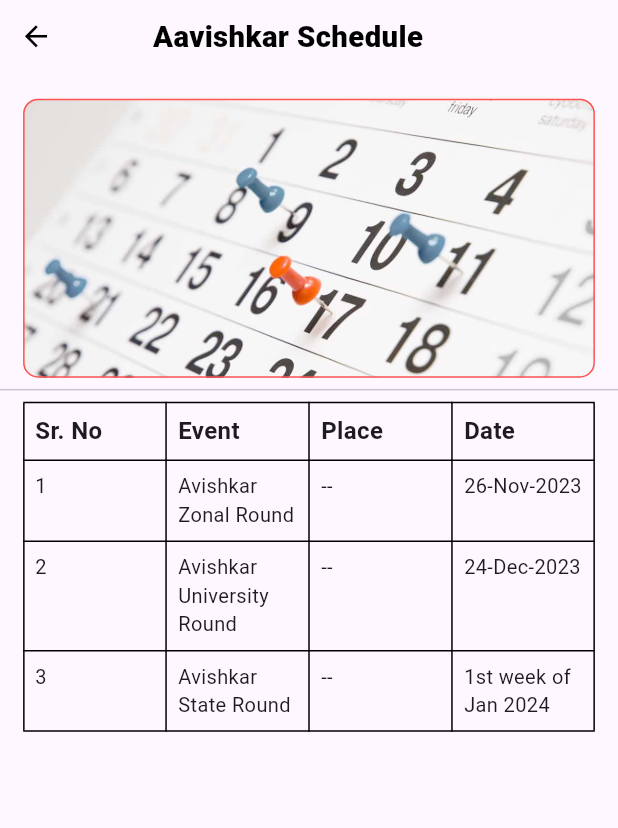
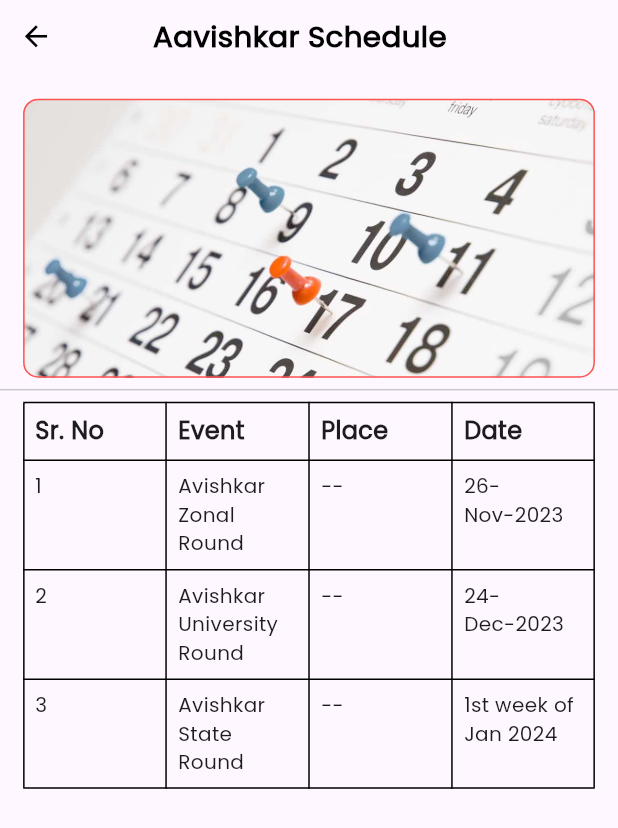
Before and after one commit to abhishek2355/Avishkar_project, a Flutter app: the screen it shows once a user with an empty profile is signed in, after a tap on "Avishakar Schedule", on a phone screen of 412 x 824 dp. Shown: the top 828 px of the screen. Run offline on Flutter 3.47's test engine with Material 3 defaults, Android fonts, the phone set to English and light mode, and no system bars; our stand-ins replace cloud_firestore, email_validator, firebase_auth, firebase_core, firebase_storage, flutter_screenutil and 4 more; missing offline and left inert: flutter_flushbar; accounts and stored records are empty; network calls fail.

Commit message:
Solve the judge screen issues, update the UI. (#46)
Co-authored-by: abhishekraut2355 <abhi@shullabs.com>

```diff
--- a/lib/Screen/Evaluation/widget/slider_parameter.dart
+++ b/lib/Screen/Evaluation/widget/slider_parameter.dart
@@ -46,7 +46,7 @@ class _ParameterWidgetState extends State<ParameterWidget> {
           ),
 
           Slider(
-            activeColor: Colors.teal[800],
+            activeColor: const Color(0xFF8e3de2),
             value: _rating,
             onChanged: (value) {
               setState(() {
--- a/lib/Screen/Home/widget/home.dart
+++ b/lib/Screen/Home/widget/home.dart
@@ -91,7 +91,7 @@ class _HomeScreenState extends State<HomeScreen> {
                         // Email of the logedIn user.
                         Text(
                           user!.email.toString(),
-                          style: TextStyle(fontSize: screenHeight * app_heights.height20, fontWeight: FontWeight.bold),
+                          style: TextStyle(fontFamily: "AppFont",fontSize: screenHeight * app_heights.height20, fontWeight: FontWeight.bold),
                           maxLines: 1,
                         ),
                         // Icons for logout the user.
@@ -135,7 +135,7 @@ class _HomeScreenState extends State<HomeScreen> {
                                 Align(
                                   alignment: Alignment.topCenter,
                                   child: Text("Aavishkar 2023-24",
-                                    style: TextStyle(
+                                    style: TextStyle(fontFamily: "AppFont",
                                       fontSize: screenHeight * app_heights.height25,
                                       fontWeight: FontWeight.w900,
                                     ),
@@ -172,7 +172,7 @@ class _HomeScreenState extends State<HomeScreen> {
                                             children: [
                                               Text(
                                                 "With the view of promoting research among the students, the then Hon'ble Governor of Maharashtra and the Chancellor of the Universities in the State of Maharashtra initiated Aavishkar.",
-                                                style: TextStyle(
+                                                style: TextStyle(fontFamily: "AppFont",
                                                   fontSize: screenHeight * app_heights.height16,
                                                   fontWeight: FontWeight.w500,
                                                 ),
@@ -211,7 +211,7 @@ class _HomeScreenState extends State<HomeScreen> {
                           ),
                           child: Text(
                             "View Your Information",
-                            style: TextStyle(
+                            style: TextStyle(fontFamily: "AppFont",
                               fontSize: screenHeight * app_heights.height22,
                               color: Colors.white
                             ),
@@ -235,7 +235,7 @@ class _HomeScreenState extends State<HomeScreen> {
                               ),
                               child: Text(
                                 "Register your Project",
-                                style: TextStyle(
+                                style: TextStyle(fontFamily: "AppFont",
                                   fontSize: screenHeight * app_heights.height22,
                                   color: Colors.white,
                                 ),
--- a/lib/Screen/Home/widget/judge_home_page.dart
+++ b/lib/Screen/Home/widget/judge_home_page.dart
@@ -54,7 +54,7 @@ class _JudgeHomePageState extends State<JudgeHomePage> {
                   // AppBar of Admin Home screen.
                   Container(
                     height: screenHeight * app_heights.height66,
-                    color: Colors.teal[800],
+                    color:  const Color(0xFF212121),
                     child: Padding(
                       padding: EdgeInsets.symmetric(horizontal: screenWidth * app_widths.width16),
                       child: Row(
--- a/lib/Screen/Home/widget/student_homehelper/avishkar_schedule.dart
+++ b/lib/Screen/Home/widget/student_homehelper/avishkar_schedule.dart
@@ -37,7 +37,7 @@ class _AvishkarScheduleState extends State<AvishkarSchedule> {
                 // Title of AppBar.
                 Text(
                   "Aavishkar Schedule",
-                  style: TextStyle(
+                  style: TextStyle(fontFamily: "AppFont",
                     color: Colors.black,
                     fontSize: screenHeight * app_heights.height22,
                     fontWeight: FontWeight.w900,
@@ -84,19 +84,19 @@ class _AvishkarScheduleState extends State<AvishkarSchedule> {
                       children: [
                         Padding(
                           padding: const EdgeInsets.all(8.0),
-                          child: Text('Sr. No', style: TextStyle(fontSize: screenHeight * app_heights.height18, fontWeight: FontWeight.bold),),
+                          child: Text('Sr. No', style: TextStyle(fontFamily: "AppFont",fontSize: screenHeight * app_heights.height18, fontWeight: FontWeight.bold),),
                         ),
                         Padding(
                           padding: const EdgeInsets.all(8.0),
-                          child: Text('Event', style: TextStyle(fontSize: screenHeight * app_heights.height18, fontWeight: FontWeight.bold),),
+                          child: Text('Event', style: TextStyle(fontFamily: "AppFont",fontSize: screenHeight * app_heights.height18, fontWeight: FontWeight.bold),),
                         ),
                         Padding(
                           padding: const EdgeInsets.all(8.0),
-                          child: Text('Place', style: TextStyle(fontSize: screenHeight * app_heights.height18, fontWeight: FontWeight.bold),),
+                          child: Text('Place', style: TextStyle(fontFamily: "AppFont",fontSize: screenHeight * app_heights.height18, fontWeight: FontWeight.bold),),
                         ),
                         Padding(
                           padding: const EdgeInsets.all(8.0),
-                          child: Text('Date', style: TextStyle(fontSize: screenHeight * app_heights.height18, fontWeight: FontWeight.bold),),
+                          child: Text('Date', style: TextStyle(fontFamily: "AppFont",fontSize: screenHeight * app_heights.height18, fontWeight: FontWeight.bold),),
                         ),
                       ]
                     ),
@@ -106,19 +106,19 @@ class _AvishkarScheduleState extends State<AvishkarSchedule> {
                       children: [
                         Padding(
                           padding: const EdgeInsets.all(8.0),
-                          child: Text('1', style: TextStyle(fontSize: screenHeight * app_heights.height15),),
+                          child: Text('1', style: TextStyle(fontFamily: "AppFont",fontSize: screenHeight * app_heights.height15),),
                         ),
                         Padding(
                           padding: const EdgeInsets.all(8.0),
-                          child: Text('Avishkar Zonal Round', style: TextStyle(fontSize: screenHeight * app_heights.height15),),
+                          child: Text('Avishkar Zonal Round', style: TextStyle(fontFamily: "AppFont",fontSize: screenHeight * app_heights.height15),),
                         ),
                         Padding(
                           padding: const EdgeInsets.all(8.0),
-                          child: Text('--', style: TextStyle(fontSize: screenHeight * app_heights.height15),),
+                          child: Text('--', style: TextStyle(fontFamily: "AppFont",fontSize: screenHeight * app_heights.height15),),
                         ),
                         Padding(
                           padding: const EdgeInsets.all(8.0),
-                          child: Text('26-Nov-2023', style: TextStyle(fontSize: screenHeight * app_heights.height15),),
+                          child: Text('26-Nov-2023', style: TextStyle(fontFamily: "AppFont",fontSize: screenHeight * app_heights.height15),),
                         ),
                       ],
                     ),
@@ -128,19 +128,19 @@ class _AvishkarScheduleState extends State<AvishkarSchedule> {
                       children: [
                         Padding(
                           padding: const EdgeInsets.all(8.0),
-                          child: Text('2', style: TextStyle(fontSize: screenHeight * app_heights.height15),),
+                          child: Text('2', style: TextStyle(fontFamily: "AppFont",fontSize: screenHeight * app_heights.height15),),
                         ),
                         Padding(
                           padding: const EdgeInsets.all(8.0),
-                          child: Text('Avishkar University Round', style: TextStyle(fontSize: screenHeight * app_heights.height15),),
+                          child: Text('Avishkar University Round', style: TextStyle(fontFamily: "AppFont",fontSize: screenHeight * app_heights.height15),),
                         ),
                         Padding(
                           padding: const EdgeInsets.all(8.0),
-                          child: Text('--', style: TextStyle(fontSize: screenHeight * app_heights.height15),),
+                          child: Text('--', style: TextStyle(fontFamily: "AppFont",fontSize: screenHeight * app_heights.height15),),
                         ),
                         Padding(
                           padding: const EdgeInsets.all(8.0),
-                          child: Text('24-Dec-2023', style: TextStyle(fontSize: screenHeight * app_heights.height15),),
+                          child: Text('24-Dec-2023', style: TextStyle(fontFamily: "AppFont",fontSize: screenHeight * app_heights.height15),),
                         ),
                       ],
                     ),
@@ -150,19 +150,19 @@ class _AvishkarScheduleState extends State<AvishkarSchedule> {
                       children: [
                         Padding(
                           padding: const EdgeInsets.all(8.0),
-                          child: Text('3', style: TextStyle(fontSize: screenHeight * app_heights.height15),),
+                          child: Text('3', style: TextStyle(fontFamily: "AppFont",fontSize: screenHeight * app_heights.height15),),
                         ),
                         Padding(
                           padding: const EdgeInsets.all(8.0),
-                          child: Text('Avishkar State Round', style: TextStyle(fontSize: screenHeight * app_heights.height15),),
+                          child: Text('Avishkar State Round', style: TextStyle(fontFamily: "AppFont",fontSize: screenHeight * app_heights.height15),),
                         ),
                         Padding(
                           padding: const EdgeInsets.all(8.0),
-                          child: Text('--', style: TextStyle(fontSize: screenHeight * app_heights.height15),),
+                          child: Text('--', style: TextStyle(fontFamily: "AppFont",fontSize: screenHeight * app_heights.height15),),
                         ),
                         Padding(
                           padding: const EdgeInsets.all(8.0),
-                          child: Text('1st week of Jan 2024', style: TextStyle(fontSize: screenHeight * app_heights.height15),),
+                          child: Text('1st week of Jan 2024', style: TextStyle(fontFamily: "AppFont",fontSize: screenHeight * app_heights.height15),),
                         ),
                       ],
                     ),
--- a/lib/Screen/Home/widget/student_homehelper/images_with_button.dart
+++ b/lib/Screen/Home/widget/student_homehelper/images_with_button.dart
@@ -61,7 +61,7 @@ class _MyImageCarouselState extends State<MyImageCarousel> {
                 backgroundColor:MaterialStateProperty.all(Colors.cyan),
               ),
               onPressed: widget.onTap,
-              child: Text(widget.buttonName, style: TextStyle(color: Colors.white, fontSize: screenHeight * app_heights.height18),)
+              child: Text(widget.buttonName, style: TextStyle(fontFamily: "AppFont",color: Colors.white, fontSize: screenHeight * app_heights.height18),)
             ),
           ),
         ],
--- a/lib/Screen/admin/widgets/viewed_list.dart
+++ b/lib/Screen/admin/widgets/viewed_list.dart
@@ -52,7 +52,7 @@ class _ViewedListState extends State<ViewedList> {
           children: [
             Container(
               height: screenHeight * app_heights.height66,
-              color: Colors.teal[800],
+              color: const Color(0xFF212121),
               child: Padding(
                 padding: EdgeInsets.symmetric(horizontal: screenWidth * app_widths.width16),
                 child: Row(
```
Also changed, not shown: lib/Screen/Evaluation/widget/evaluation_screen.dart (+8 -35 lines), lib/Screen/Home/widget/admin_home_page.dart (+9 -7 lines), lib/Screen/Home/widget/student_homehelper/avishkar_category.dart (+14 -14 lines), lib/Screen/Home/widget/student_homehelper/avishkar_objective.dart (+7 -7 lines), lib/Screen/Home/widget/student_homehelper/avishkar_project_registration_rule.dart (+13 -13 lines), lib/Screen/Judge/widget/evaluation_project_detail.dart (+44 -35 lines), lib/Screen/Project/widgets/projectinfoscreen.dart (+63 -36 lines), pubspec.yaml (+4 -4 lines), assets/fonts/Poppins-Regular.ttf (added).
